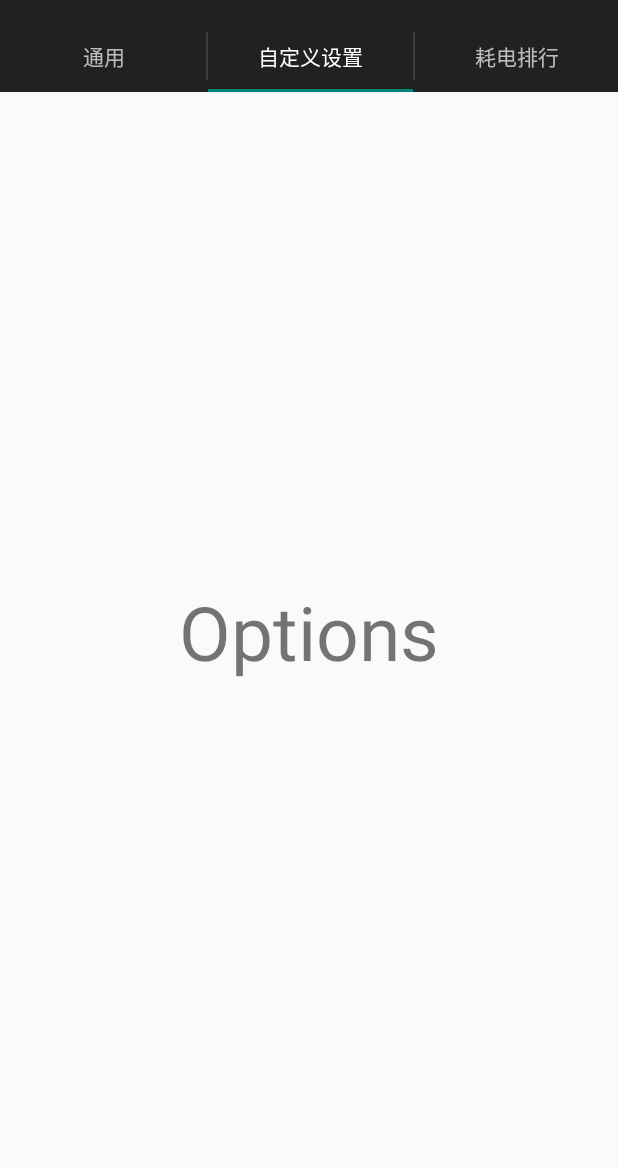
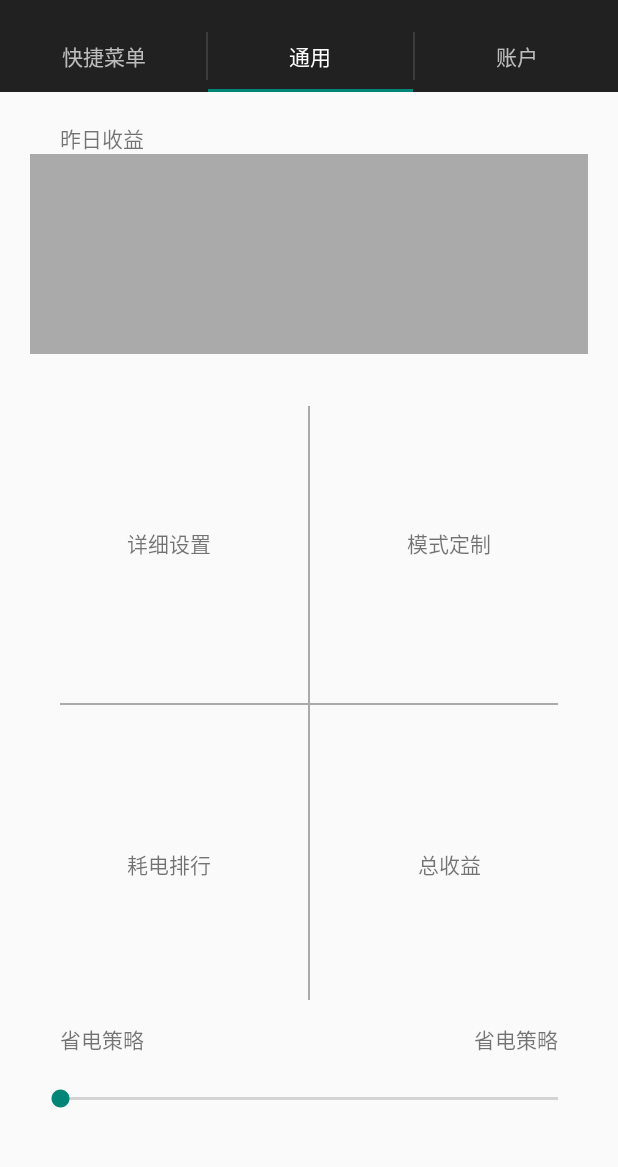
Before and after one commit to Gaoxiang-Zhang/PowerManagement, an Android app: the screen it shows after launch (MainActivity), tab 2 chosen, on a phone screen of 412 x 824 dp, the part 64-1231 px from its top. Run offline under Robolectric (Android 15) with nearby library versions, the light colour scheme and no system bars.

Commit message:
Finish tethering & portable hotspot part and base frame of General fragment

```diff
--- a/app/src/main/java/com/example/administrator/powermanagement/GeneralBroadcastService.java
+++ b/app/src/main/java/com/example/administrator/powermanagement/GeneralBroadcastService.java
@@ -18,6 +18,7 @@ import android.util.Log;
  * GeneralBroadcastService: receive multiple broadcast and send it to general fragment
  */
 public class GeneralBroadcastService extends Service {
+    // String for change action of gps and hotspot
     final String GPS_CHANGE_ACTION = "android.location.PROVIDERS_CHANGED";
     final String HOT_CHANGE_ACTION = "android.net.wifi.WIFI_AP_STATE_CHANGED";
 
--- a/app/src/main/java/com/example/administrator/powermanagement/GeneralFragment.java
+++ b/app/src/main/java/com/example/administrator/powermanagement/GeneralFragment.java
@@ -89,7 +89,7 @@ public class GeneralFragment extends Fragment {
         // Set initial values for gridImages
         imageText=getResources().getStringArray(R.array.general_items);
         gridImages = new ArrayList<>();
-        setGridImages();
+        setGridImages(getActivity().getIntent());
 
         // Set every content of the grid
         gridView = (GridView)general.findViewById(R.id.general_grid);
@@ -105,6 +105,10 @@ public class GeneralFragment extends Fragment {
                         networkAdmin.toggleGPRS();
                         break;
                     case SPOT_NUM:
+                        Intent spot = new Intent();
+                        spot.setClassName("com.android.settings","com.android.settings.TetherSettings");
+                        startActivity(spot);
+                        break;
                     case PLANE_NUM:
                         Intent plane = new Intent(Settings.ACTION_AIRPLANE_MODE_SETTINGS);
                         startActivity(plane);
@@ -171,7 +175,7 @@ public class GeneralFragment extends Fragment {
     /**
      *   setGridImages: set initial values for ArrayList gridImages
      */
-    private void setGridImages(){
+    private void setGridImages(Intent intent){
         for(int i = 0; i < imageText.length ; i++){
             gridImages.add(gridImagesOff[i]);
         }
@@ -189,6 +193,9 @@ public class GeneralFragment extends Fragment {
         }
         if(bluetoothAdmin.checkBluetooth()==1){
             gridImages.set(TOOTH_NUM,gridImagesOn[TOOTH_NUM]);
+        }
+        if(networkAdmin.isHotspotConnected(intent)){
+            gridImages.set(SPOT_NUM,gridImagesOn[SPOT_NUM]);
         }
     }
     /**
--- a/app/src/main/java/com/example/administrator/powermanagement/NetworkAdmin.java
+++ b/app/src/main/java/com/example/administrator/powermanagement/NetworkAdmin.java
@@ -16,12 +16,16 @@ import java.lang.reflect.Method;
  * NetworkAdmin is the class that control the state of WiFi, GPRS and airplane mode
  */
 public class NetworkAdmin {
+
     private Context context;
     private ConnectivityManager connectivityManager;
     public NetworkAdmin(Context context){
         this.context = context;
         connectivityManager = (ConnectivityManager)this.context.getSystemService(Context.CONNECTIVITY_SERVICE);
     }
+
+    final int HOTSPOT_OPEN = 13;
+
     /**
      * Judge whether wifi is available
      */
@@ -41,6 +45,13 @@ public class NetworkAdmin {
             return mMobile.isConnected();
         }
         return false;
+    }
+    /**
+     * Judge whether wifi ap is available
+     */
+    public boolean isHotspotConnected(Intent intent){
+        int state = intent.getIntExtra("wifi_state",0);
+        return ( state == HOTSPOT_OPEN );
     }
     /**
      * GPRS network switch
--- a/app/src/main/res/layout/options_fragment.xml
+++ b/app/src/main/res/layout/options_fragment.xml
@@ -4,14 +4,106 @@
     android:padding="20dp"
     android:orientation="vertical"
     android:layout_width="match_parent"
-    android:layout_height="match_parent"
-    android:gravity="center">
+    android:layout_height="match_parent">
 
     <TextView
-        android:text="Options"
         android:layout_width="fill_parent"
         android:layout_height="wrap_content"
-        android:gravity="center"
-        android:textSize="50sp"/>
+        android:text="@string/profitYesterday"
+        android:textSize="14sp"
+        android:paddingStart="20dp"
+        android:paddingEnd="0dp"/>
+
+    <TextView
+        android:id="@+id/yesterdayTime"
+        android:layout_width="fill_parent"
+        android:layout_height="wrap_content"
+        android:textSize="100sp"
+        android:background="@android:color/darker_gray"
+        android:layout_marginBottom="20dp"/>
+
+    <LinearLayout
+        android:layout_width="match_parent"
+        android:layout_height="wrap_content"
+        android:layout_weight="1"
+        android:gravity="center_vertical">
+        <TextView
+            android:layout_width="match_parent"
+            android:layout_height="match_parent"
+            android:text="@string/detailOption"
+            android:textSize="14sp"
+            android:gravity="center"
+            android:layout_weight="1"/>
+        <View
+            android:layout_height="match_parent"
+            android:layout_width="1dip"
+            android:background="@android:color/darker_gray"
+            android:layout_marginTop="10dp"/>
+        <TextView
+            android:layout_width="match_parent"
+            android:layout_height="match_parent"
+            android:text="@string/systemMode"
+            android:gravity="center"
+            android:layout_weight="1"/>
+    </LinearLayout>
+
+    <View
+        android:layout_width="match_parent"
+        android:layout_height="1dip"
+        android:background="@android:color/darker_gray"
+        android:layout_marginStart="20dp"
+        android:layout_marginEnd="20dp"/>
+
+    <LinearLayout
+        android:layout_width="match_parent"
+        android:layout_height="wrap_content"
+        android:layout_weight="1"
+        android:gravity="center_vertical">
+        <TextView
+            android:layout_width="match_parent"
+            android:layout_height="match_parent"
+            android:text="@string/ranking"
+            android:gravity="center"
+            android:layout_weight="1"/>
+        <View
+            android:layout_height="match_parent"
+            android:layout_width="1dip"
+            android:background="@android:color/darker_gray"
+            android:layout_marginBottom="10dp"/>
+        <TextView
+            android:layout_width="match_parent"
+            android:layout_height="match_parent"
+            android:text="@string/profitTotal"
+            android:gravity="center"
+            android:layout_weight="1"/>
+    </LinearLayout>
+
+    <LinearLayout
+        android:layout_width="match_parent"
+        android:layout_height="wrap_content"
+        android:orientation="horizontal">
+        <TextView
+            android:layout_width="wrap_content"
+            android:layout_height="match_parent"
+            android:text="@string/strategy"
+            android:layout_weight="1"
+            android:textSize="14sp"
+            android:paddingStart="20dp"
+            android:paddingEnd="0dp"/>
+        <TextView
+            android:id="@+id/strategyStatus"
+            android:layout_width="wrap_content"
+            android:layout_height="match_parent"
+            android:text="@string/strategy"
+            android:layout_weight="1"
+            android:textSize="14sp"
+            android:gravity="end"
+            android:paddingStart="20dp"
+            android:paddingEnd="20dp"/>
+    </LinearLayout>
+    <SeekBar
+        android:layout_width="match_parent"
+        android:layout_height="wrap_content"
+        android:padding="20dp"/>
 
 </LinearLayout>
--- a/app/src/main/res/values/strings.xml
+++ b/app/src/main/res/values/strings.xml
@@ -16,9 +16,9 @@
     <string name="responsePrefSummary">帮助我们改善产品体验</string>
     <string name="updatePref">自动更新</string>
     <string-array name="tab_names">
+        <item>快捷菜单</item>
         <item>通用</item>
-        <item>自定义设置</item>
-        <item>耗电排行</item>
+        <item>账户</item>
     </string-array>
     <string-array name="preference_language">
         <item>简体中文</item>
@@ -58,8 +58,14 @@
     <string name="lockSound">锁屏提示音</string>
     <string name="touchVib">触摸时振动</string>
 
-    <string name="halt">关机</string>
-    <string name="reboot">重启</string>
-    <string name="sure">你确定要？</string>
+    <string name="profitYesterday">昨日收益</string>
+
+    <string name="profitTotal">总收益</string>
+
+    <string name="strategy">省电策略</string>
+    <string name="detailOption">详细设置</string>
+    <string name="systemMode">模式定制</string>
+    <string name="ranking">耗电排行</string>
+
 
 </resources>
```
Also changed, not shown: 1 other file.
